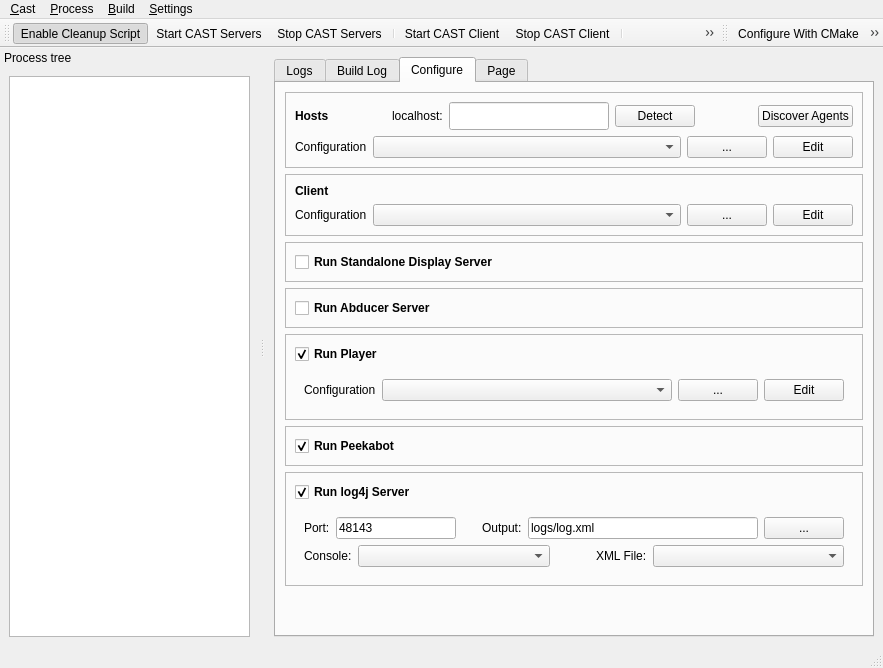
Before: the Qt Designer form tools/castctrl/trunk/qtui/mainwindow.ui in marc-hanheide/cogx, drawn with Qt 5.
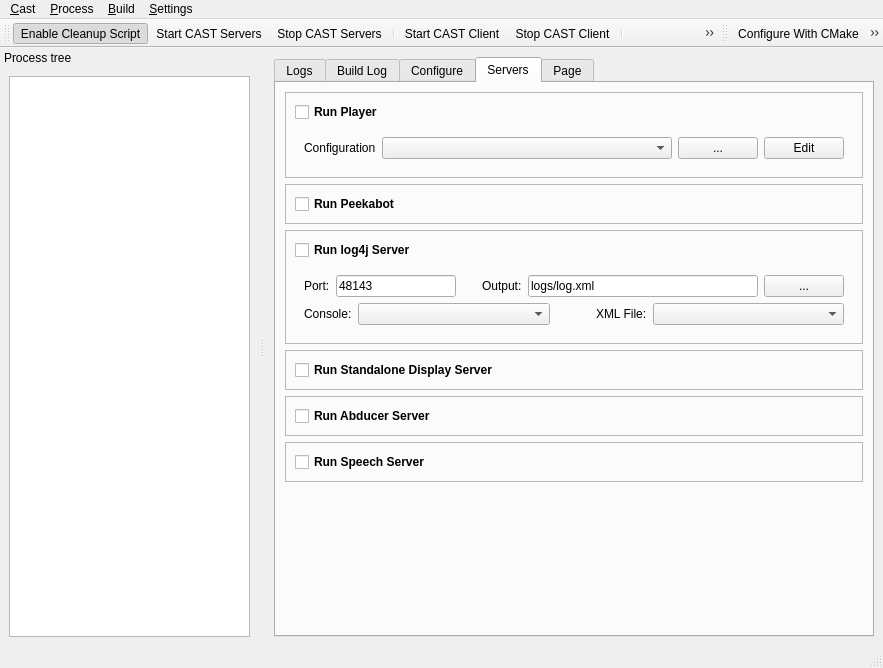
After: the same form once the commit is applied. The open tabs and pages were chosen to show the change. Icons and pictures are not drawn.

Commit message: castctrl: added mary/speech server checkbox; split config tab in two

The edit to the form file:
```diff
--- a/tools/castctrl/trunk/qtui/mainwindow.ui
+++ b/tools/castctrl/trunk/qtui/mainwindow.ui
@@ -423,117 +423,25 @@
             </widget>
            </item>
            <item>
-            <widget class="QFrame" name="frame_9">
-             <property name="minimumSize">
+            <spacer name="verticalSpacer_4">
+             <property name="orientation">
+              <enum>Qt::Vertical</enum>
+             </property>
+             <property name="sizeHint" stdset="0">
               <size>
-               <width>0</width>
-               <height>0</height>
+               <width>20</width>
+               <height>235</height>
               </size>
              </property>
-             <property name="frameShape">
-              <enum>QFrame::StyledPanel</enum>
-             </property>
-             <property name="frameShadow">
-              <enum>QFrame::Raised</enum>
-             </property>
-             <layout class="QVBoxLayout" name="verticalLayout_11">
-              <item>
-               <widget class="QWidget" name="widget_4" native="true">
-                <layout class="QHBoxLayout" name="horizontalLayout_24">
-                 <property name="leftMargin">
-                  <number>0</number>
-                 </property>
-                 <property name="topMargin">
-                  <number>0</number>
-                 </property>
-                 <property name="bottomMargin">
-                  <number>0</number>
-                 </property>
-                 <item>
-                  <widget class="QCheckBox" name="ckRunDisplaySrv">
-                   <property name="font">
-                    <font>
-                     <weight>75</weight>
-                     <bold>true</bold>
-                    </font>
-                   </property>
-                   <property name="text">
-                    <string>Run Standalone Display Server</string>
-                   </property>
-                  </widget>
-                 </item>
-                 <item>
-                  <spacer name="horizontalSpacer_18">
-                   <property name="orientation">
-                    <enum>Qt::Horizontal</enum>
-                   </property>
-                   <property name="sizeHint" stdset="0">
-                    <size>
-                     <width>360</width>
-                     <height>20</height>
-                    </size>
-                   </property>
-                  </spacer>
-                 </item>
-                </layout>
-               </widget>
-              </item>
-             </layout>
-            </widget>
+            </spacer>
            </item>
-           <item>
-            <widget class="QFrame" name="frame_12">
-             <property name="frameShape">
-              <enum>QFrame::StyledPanel</enum>
-             </property>
-             <property name="frameShadow">
-              <enum>QFrame::Raised</enum>
-             </property>
-             <layout class="QVBoxLayout" name="verticalLayout_15">
-              <item>
-               <widget class="QWidget" name="widget_5" native="true">
-                <layout class="QHBoxLayout" name="horizontalLayout_25">
-                 <property name="leftMargin">
-                  <number>0</number>
-                 </property>
-                 <property name="topMargin">
-                  <number>0</number>
-                 </property>
-                 <property name="bottomMargin">
-                  <number>0</number>
-                 </property>
-                 <item>
-                  <widget class="QCheckBox" name="ckRunAbducerServer">
-                   <property name="font">
-                    <font>
-                     <weight>75</weight>
-                     <bold>true</bold>
-                    </font>
-                   </property>
-                   <property name="text">
-                    <string>Run Abducer Server</string>
-                   </property>
-                  </widget>
-                 </item>
-                 <item>
-                  <spacer name="horizontalSpacer_19">
-                   <property name="orientation">
-                    <enum>Qt::Horizontal</enum>
-                   </property>
-                   <property name="sizeHint" stdset="0">
-                    <size>
-                     <width>420</width>
-                     <height>20</height>
-                    </size>
-                   </property>
-                  </spacer>
-                 </item>
-                </layout>
-               </widget>
-              </item>
-             </layout>
-            </widget>
-           </item>
+          </layout>
+         </widget>
+         <widget class="QWidget" name="tab">
+          <attribute name="title">
+           <string>Servers</string>
+          </attribute>
+          <layout class="QVBoxLayout" name="verticalLayout_19">
            <item>
             <widget class="QFrame" name="frame_10">
              <property name="frameShape">
@@ -570,7 +478,7 @@
                     <string>Run Player</string>
                    </property>
                    <property name="checked">
-                    <bool>true</bool>
+                    <bool>false</bool>
                    </property>
                   </widget>
                  </item>
@@ -685,7 +593,7 @@
                     <string>Run Peekabot</string>
                    </property>
                    <property name="checked">
-                    <bool>true</bool>
+                    <bool>false</bool>
                    </property>
                   </widget>
                  </item>
@@ -750,7 +658,7 @@
                     <string>Run log4j Server</string>
                    </property>
                    <property name="checked">
-                    <bool>true</bool>
+                    <bool>false</bool>
                    </property>
                   </widget>
                  </item>
@@ -922,7 +830,175 @@
             </widget>
            </item>
            <item>
-            <spacer name="verticalSpacer_4">
+            <widget class="QFrame" name="frame_9">
+             <property name="minimumSize">
+              <size>
+               <width>0</width>
+               <height>0</height>
+              </size>
+             </property>
+             <property name="frameShape">
+              <enum>QFrame::StyledPanel</enum>
+             </property>
+             <property name="frameShadow">
+              <enum>QFrame::Raised</enum>
+             </property>
+             <layout class="QVBoxLayout" name="verticalLayout_11">
+              <item>
+               <widget class="QWidget" name="widget_4" native="true">
+                <layout class="QHBoxLayout" name="horizontalLayout_24">
+                 <property name="leftMargin">
+                  <number>0</number>
+                 </property>
+                 <property name="topMargin">
+                  <number>0</number>
+                 </property>
+                 <property name="bottomMargin">
+                  <number>0</number>
+                 </property>
+                 <item>
+                  <widget class="QCheckBox" name="ckRunDisplaySrv">
+                   <property name="font">
+                    <font>
+                     <weight>75</weight>
+                     <bold>true</bold>
+                    </font>
+                   </property>
+                   <property name="text">
+                    <string>Run Standalone Display Server</string>
+                   </property>
+                   <property name="checked">
+                    <bool>false</bool>
+                   </property>
+                  </widget>
+                 </item>
+                 <item>
+                  <spacer name="horizontalSpacer_18">
+                   <property name="orientation">
+                    <enum>Qt::Horizontal</enum>
+                   </property>
+                   <property name="sizeHint" stdset="0">
+                    <size>
+                     <width>360</width>
+                     <height>20</height>
+                    </size>
+                   </property>
+                  </spacer>
+                 </item>
+                </layout>
+               </widget>
+              </item>
+             </layout>
+            </widget>
+           </item>
+           <item>
+            <widget class="QFrame" name="frame_12">
+             <property name="frameShape">
+              <enum>QFrame::StyledPanel</enum>
+             </property>
+             <property name="frameShadow">
+              <enum>QFrame::Raised</enum>
+             </property>
+             <layout class="QVBoxLayout" name="verticalLayout_15">
+              <item>
+               <widget class="QWidget" name="widget_5" native="true">
+                <layout class="QHBoxLayout" name="horizontalLayout_25">
+                 <property name="leftMargin">
+                  <number>0</number>
+                 </property>
+                 <property name="topMargin">
+                  <number>0</number>
+                 </property>
+                 <property name="bottomMargin">
+                  <number>0</number>
+                 </property>
+                 <item>
+                  <widget class="QCheckBox" name="ckRunAbducerServer">
+                   <property name="font">
+                    <font>
+                     <weight>75</weight>
+                     <bold>true</bold>
+                    </font>
+                   </property>
+                   <property name="text">
+                    <string>Run Abducer Server</string>
+                   </property>
+                  </widget>
+                 </item>
+                 <item>
+                  <spacer name="horizontalSpacer_19">
+                   <property name="orientation">
+                    <enum>Qt::Horizontal</enum>
+                   </property>
+                   <property name="sizeHint" stdset="0">
+                    <size>
+                     <width>420</width>
+                     <height>20</height>
+                    </size>
+                   </property>
+                  </spacer>
+                 </item>
+                </layout>
+               </widget>
+              </item>
+             </layout>
+            </widget>
+           </item>
+           <item>
+            <widget class="QFrame" name="frame_13">
+             <property name="frameShape">
+              <enum>QFrame::StyledPanel</enum>
+             </property>
+             <property name="frameShadow">
+              <enum>QFrame::Raised</enum>
+             </property>
+             <layout class="QVBoxLayout" name="verticalLayout_18">
+              <item>
+               <widget class="QWidget" name="widget_6" native="true">
+                <layout class="QHBoxLayout" name="horizontalLayout_26">
+                 <property name="leftMargin">
+                  <number>0</number>
+                 </property>
+                 <property name="topMargin">
+                  <number>0</number>
+                 </property>
+                 <property name="bottomMargin">
+                  <number>0</number>
+                 </property>
+                 <item>
+                  <widget class="QCheckBox" name="ckRunSpeechServer">
+                   <property name="font">
+                    <font>
+                     <weight>75</weight>
+                     <bold>true</bold>
+                    </font>
+                   </property>
+                   <property name="text">
+                    <string>Run Speech Server</string>
+                   </property>
+                  </widget>
+                 </item>
+                 <item>
+                  <spacer name="horizontalSpacer_20">
+                   <property name="orientation">
+                    <enum>Qt::Horizontal</enum>
+                   </property>
+                   <property name="sizeHint" stdset="0">
+                    <size>
+                     <width>420</width>
+                     <height>20</height>
+                    </size>
+                   </property>
+                  </spacer>
+                 </item>
+                </layout>
+               </widget>
+              </item>
+             </layout>
+            </widget>
+           </item>
+           <item>
+            <spacer name="verticalSpacer_5">
              <property name="orientation">
               <enum>Qt::Vertical</enum>
              </property>
```
Left out of the diff: 20 changed lines with no effect on the pictures. The commit also changes 2 other files.
